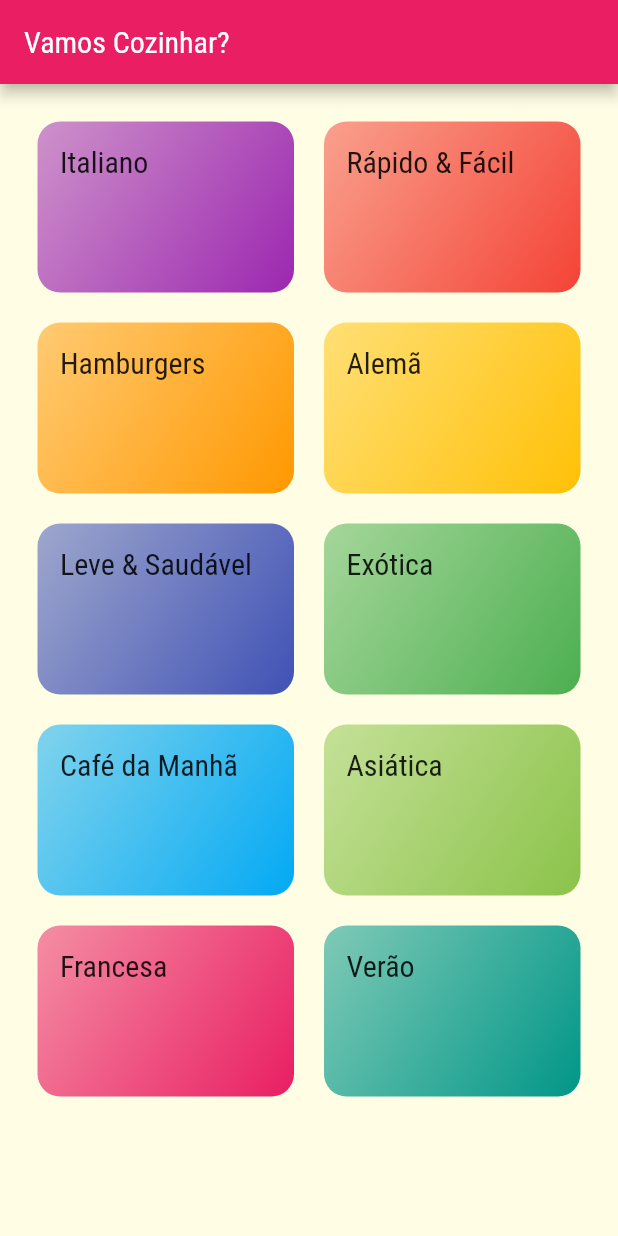
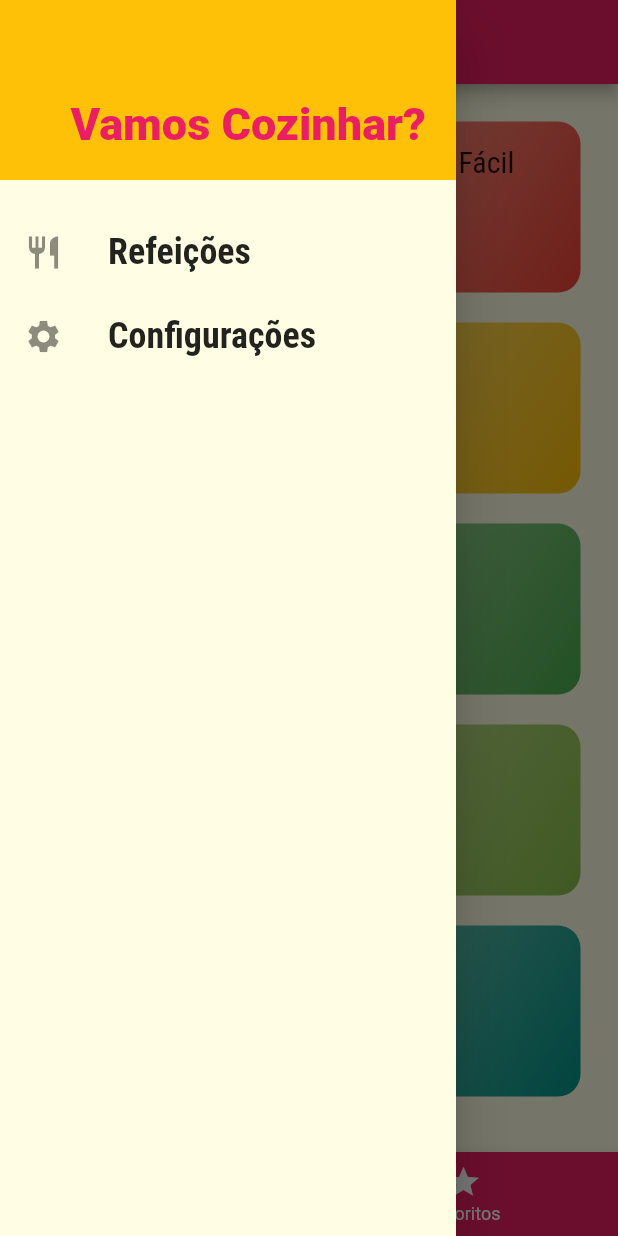
Before and after one commit to BecxAgy/SuaReceita, a Flutter app: the screen it shows after launch, with the side drawer open (before the commit the screen has no drawer), on a phone screen of 412 x 824 dp. Run offline on Flutter 3.47's test engine with Material 2 defaults, Android fonts, the phone set to English and light mode, and no system bars.

Commit message:
final commit

```diff
--- /dev/null
+++ b/lib/components/main_drawer.dart
@@ -0,0 +1,61 @@
+import 'package:flutter/material.dart';
+import '../utils/app_routes.dart';
+
+class MainDrawer extends StatelessWidget {
+  const MainDrawer({Key? key}) : super(key: key);
+
+  Widget _createItem(IconData icon, String label, Function() onTap) {
+    return ListTile(
+      leading: Icon(
+        icon,
+        size: 26,
+      ),
+      title: Text(
+        label,
+        style: const TextStyle(
+          fontFamily: 'RobotoCondensed',
+          fontSize: 24,
+          fontWeight: FontWeight.bold,
+        ),
+      ),
+      onTap: onTap,
+    );
+  }
+
+  @override
+  Widget build(BuildContext context) {
+    return Drawer(
+      child: Column(
+        children: [
+          Container(
+            height: 120,
+            width: double.infinity,
+            padding: const EdgeInsets.all(20),
+            color: Theme.of(context).colorScheme.secondary,
+            alignment: Alignment.bottomRight,
+            child: Text(
+              'Vamos Cozinhar?',
+              style: TextStyle(
+                fontWeight: FontWeight.w900,
+                fontSize: 30,
+                color: Theme.of(context).colorScheme.primary,
+              ),
+            ),
+          ),
+          const SizedBox(height: 20),
+          _createItem(
+            Icons.restaurant,
+            'Refeições',
+            () => Navigator.of(context).pushReplacementNamed(AppRoutes.home),
+          ),
+          _createItem(
+            Icons.settings,
+            'Configurações',
+            () =>
+                Navigator.of(context).pushReplacementNamed(AppRoutes.settings),
+          ),
+        ],
+      ),
+    );
+  }
+}
--- a/lib/main.dart
+++ b/lib/main.dart
@@ -1,14 +1,56 @@
 import 'package:flutter/material.dart';
-import 'screens/categories_screen.dart';
+import 'screens/tabs_screen.dart';
 import 'screens/categories_meals_screen.dart';
+import 'screens/meal_detail_screen.dart';
+import 'screens/settings_screen.dart';
 import 'utils/app_routes.dart';
+import 'models/meal.dart';
+import 'models/settings.dart';
+import 'data/dummy_data.dart';
 
 void main() {
   runApp(const MyApp());
 }
 
-class MyApp extends StatelessWidget {
+class MyApp extends StatefulWidget {
   const MyApp({Key? key}) : super(key: key);
+
+  @override
+  State<MyApp> createState() => _MyAppState();
+}
+
+class _MyAppState extends State<MyApp> {
+  Settings settings = Settings();
+  List<Meal> _availableMeals = dummyMeals;
+  final List<Meal> _favoriteMeals = [];
+
+  void _filterMeals(Settings settings) {
+    setState(() {
+      this.settings = settings;
+      _availableMeals = dummyMeals.where((meal) {
+        final filterGluten = settings.isGlutenFree && !meal.isGlutenFree;
+        final filterLactose = settings.isLactoseFree && !meal.isLactoseFree;
+        final filterVegan = settings.isVegan && !meal.isVegan;
+        final filterVegetarian = settings.isVegetarian && !meal.isVegetarian;
+        return !filterGluten &&
+            !filterLactose &&
+            !filterVegan &&
+            !filterVegetarian;
+      }).toList();
+    });
+  }
+
+  void _toggleFavorite(Meal meal) {
+    setState(() {
+      _favoriteMeals.contains(meal)
+          ? _favoriteMeals.remove(meal)
+          : _favoriteMeals.add(meal);
+    });
+  }
+
+  bool _isFavorite(Meal meal) {
+    return _favoriteMeals.contains(meal);
+  }
 
   @override
   Widget build(BuildContext context) {
@@ -29,8 +71,12 @@ class MyApp extends StatelessWidget {
             ),
       ),
       routes: {
-        AppRoutes.home: (ctx) => const CategoriesScreen(),
-        AppRoutes.categoriesMeals: (ctx) => const CategoriesMealsScreen(),
+        AppRoutes.home: (ctx) => TabsScreen(_favoriteMeals),
+        AppRoutes.categoriesMeals: (ctx) =>
+            CategoriesMealsScreen(_availableMeals),
+        AppRoutes.mealDetail: (ctx) =>
+            MealDetailScreen(_toggleFavorite, _isFavorite),
+        AppRoutes.settings: (ctx) => SettingsScreen(settings, _filterMeals),
       },
     );
   }
--- /dev/null
+++ b/lib/models/settings.dart
@@ -0,0 +1,13 @@
+class Settings {
+  bool isGlutenFree;
+  bool isLactoseFree;
+  bool isVegan;
+  bool isVegetarian;
+
+  Settings({
+    this.isGlutenFree = false,
+    this.isLactoseFree = false,
+    this.isVegan = false,
+    this.isVegetarian = false,
+  });
+}
--- a/lib/screens/categories_screen.dart
+++ b/lib/screens/categories_screen.dart
@@ -7,11 +7,7 @@ class CategoriesScreen extends StatelessWidget {
 
   @override
   Widget build(BuildContext context) {
-    return Scaffold(
-      appBar: AppBar(
-        title: const Text('Vamos Cozinhar?'),
-      ),
-      body: GridView(
+    return GridView(
       padding: const EdgeInsets.all(25),
       gridDelegate: const SliverGridDelegateWithMaxCrossAxisExtent(
         maxCrossAxisExtent: 200,
@@ -22,7 +18,6 @@ class CategoriesScreen extends StatelessWidget {
       children: dummyCategories.map((cat) {
         return CategoryItem(cat);
       }).toList(),
-      ),
     );
   }
 }
--- /dev/null
+++ b/lib/screens/tabs_screen.dart
@@ -0,0 +1,71 @@
+import 'package:flutter/material.dart';
+import 'categories_screen.dart';
+import 'favorite_screen.dart';
+import '../components/main_drawer.dart';
+import '../models/meal.dart';
+
+class TabsScreen extends StatefulWidget {
+  final List<Meal> favoriteMeals;
+
+  const TabsScreen(this.favoriteMeals, {Key? key}) : super(key: key);
+
+  @override
+  State<TabsScreen> createState() => _TabsScreenState();
+}
+
+class _TabsScreenState extends State<TabsScreen> {
+  int _selectedScreenIndex = 0;
+
+  List<Map<String, Object>>? _screens;
+
+  @override
+  void initState() {
+    super.initState();
+    _screens = [
+      {
+        'title': 'Lista de Categorias',
+        'screen': const CategoriesScreen(),
+      },
+      {
+        'title': 'Meus Favoritos',
+        'screen': FavoriteScreen(widget.favoriteMeals),
+      },
+    ];
+  }
+
+  _selectScreen(int index) {
+    setState(() {
+      _selectedScreenIndex = index;
+    });
+  }
+
+  @override
+  Widget build(BuildContext context) {
+    return Scaffold(
+      appBar: AppBar(
+        title: Text(
+          _screens![_selectedScreenIndex]['title'] as String,
+        ),
+      ),
+      drawer: const MainDrawer(),
+      body: _screens![_selectedScreenIndex]['screen'] as Widget,
+      bottomNavigationBar: BottomNavigationBar(
+        onTap: _selectScreen,
+        backgroundColor: Theme.of(context).colorScheme.primary,
+        unselectedItemColor: Colors.white,
+        selectedItemColor: Theme.of(context).colorScheme.secondary,
+        currentIndex: _selectedScreenIndex,
+        items: const [
+          BottomNavigationBarItem(
+            icon: Icon(Icons.category),
+            label: 'Categorias',
+          ),
+          BottomNavigationBarItem(
+            icon: Icon(Icons.star),
+            label: 'Favoritos',
+          ),
+        ],
+      ),
+    );
+  }
+}
--- a/lib/utils/app_routes.dart
+++ b/lib/utils/app_routes.dart
@@ -1,4 +1,6 @@
 class AppRoutes {
   static const home = '/';
   static const categoriesMeals = '/categories-meals';
+  static const mealDetail = '/metal-detail';
+  static const settings = '/settings';
 }
```
Also changed, not shown: lib/components/meal_item.dart (added, +108 -0 lines), lib/models/meal.dart (+26 -0 lines), lib/screens/categories_meals.dart (deleted, +0 -21 lines), lib/screens/categories_meals_screen.dart (+14 -3 lines), lib/screens/favorite_screen.dart (added, +25 -0 lines), lib/screens/meal_detail_screen.dart (added, +105 -0 lines), lib/screens/settings_screen.dart (added, +92 -0 lines). Lines whose indentation alone changed are shown as unchanged.
